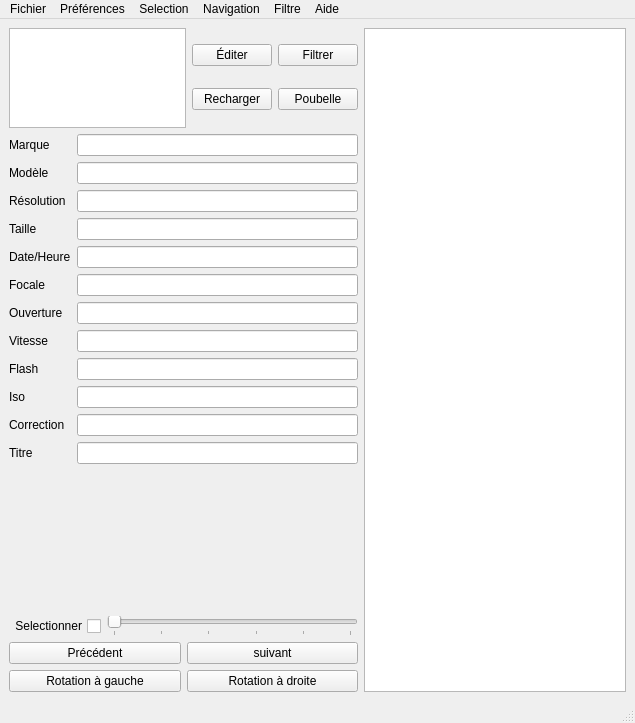
Above: gui/principale.ui from kif/imagizer before the change. Below: the same form after it.
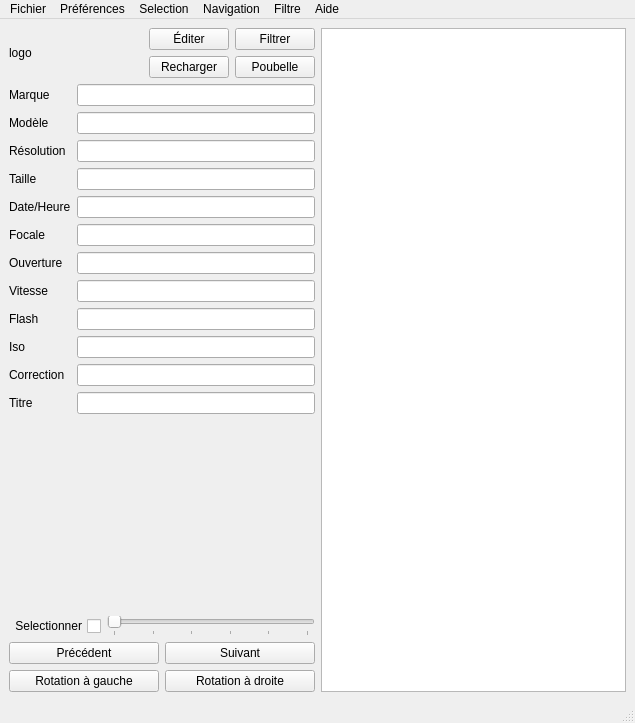
That is the form after the change.

The edit to the form file:
```diff
--- a/gui/principale.ui
+++ b/gui/principale.ui
@@ -22,21 +22,9 @@
         <item>
          <layout class="QHBoxLayout" name="horizontalLayout">
           <item>
-           <widget class="QGraphicsView" name="logo">
-            <property name="enabled">
-             <bool>true</bool>
-            </property>
-            <property name="sizePolicy">
-             <sizepolicy hsizetype="Minimum" vsizetype="Minimum">
-              <horstretch>0</horstretch>
-              <verstretch>0</verstretch>
-             </sizepolicy>
-            </property>
-            <property name="maximumSize">
-             <size>
-              <width>177</width>
-              <height>100</height>
-             </size>
+           <widget class="QLabel" name="logo">
+            <property name="text">
+             <string>logo</string>
             </property>
            </widget>
           </item>
@@ -242,8 +230,11 @@
           </item>
           <item row="0" column="1">
            <widget class="QPushButton" name="next">
+            <property name="layoutDirection">
+             <enum>Qt::LeftToRight</enum>
+            </property>
             <property name="text">
-             <string>suivant</string>
+             <string>Suivant</string>
             </property>
            </widget>
           </item>
@@ -256,6 +247,15 @@
           </item>
           <item row="1" column="1">
            <widget class="QPushButton" name="right">
+            <property name="accessibleDescription">
+             <string/>
+            </property>
+            <property name="layoutDirection">
+             <enum>Qt::LeftToRight</enum>
+            </property>
+            <property name="autoFillBackground">
+             <bool>false</bool>
+            </property>
             <property name="text">
              <string>Rotation à droite</string>
             </property>
```
